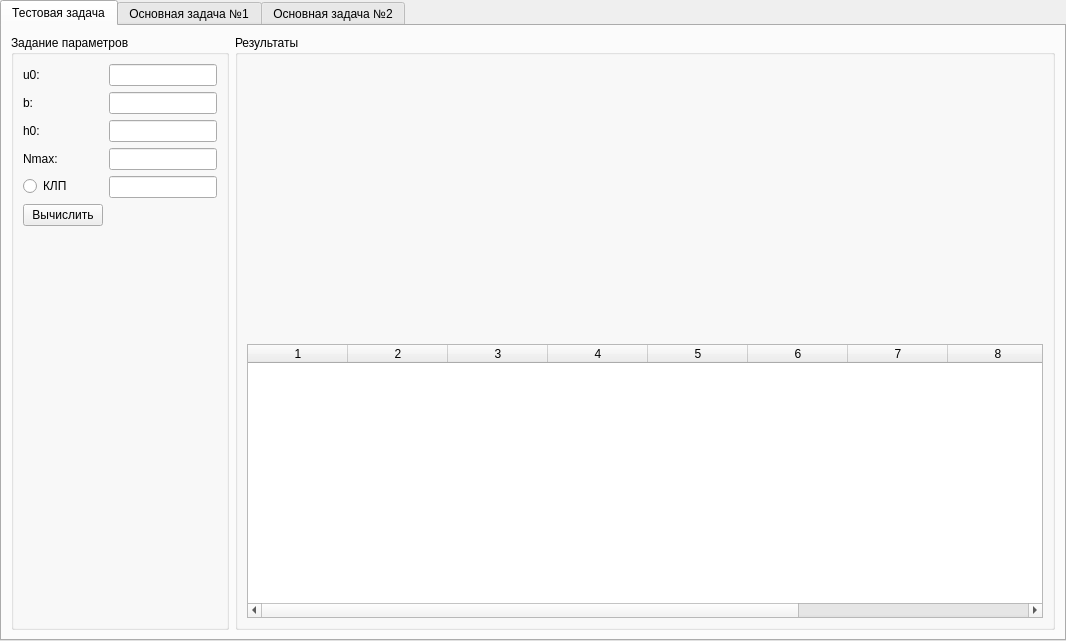
Before: the Qt Designer form NumMethLab1/app/mainwindow.ui in oleg-w570/NumericalMethods, drawn with Qt 5.
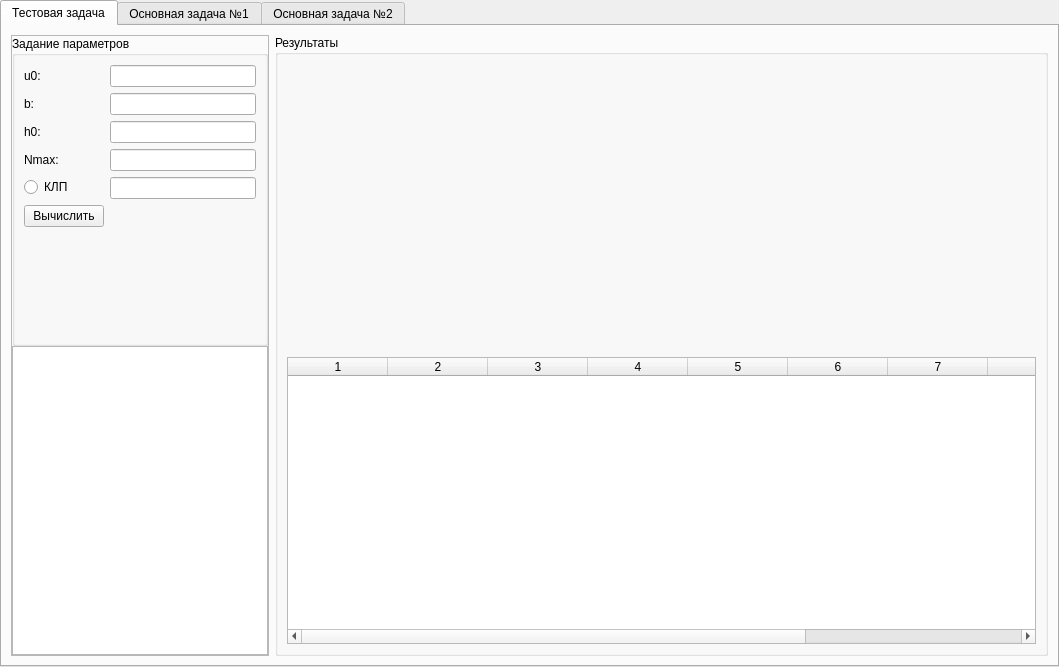
After: the same form once the commit is applied. Custom widgets are drawn as their Qt base class.

```diff
--- a/NumMethLab1/app/mainwindow.ui
+++ b/NumMethLab1/app/mainwindow.ui
@@ -6,8 +6,8 @@
    <rect>
     <x>0</x>
     <y>0</y>
-    <width>1066</width>
-    <height>641</height>
+    <width>1059</width>
+    <height>667</height>
    </rect>
   </property>
   <property name="windowTitle">
@@ -41,9 +41,42 @@
        </attribute>
        <layout class="QHBoxLayout" name="horizontalLayout">
         <item>
+         <widget class="QFrame" name="frame">
+          <property name="sizePolicy">
+           <sizepolicy hsizetype="Fixed" vsizetype="Preferred">
+            <horstretch>0</horstretch>
+            <verstretch>0</verstretch>
+           </sizepolicy>
+          </property>
+          <property name="frameShape">
+           <enum>QFrame::StyledPanel</enum>
+          </property>
+          <property name="frameShadow">
+           <enum>QFrame::Raised</enum>
+          </property>
+          <layout class="QVBoxLayout" name="verticalLayout_6">
+           <property name="spacing">
+            <number>0</number>
+           </property>
+           <property name="sizeConstraint">
+            <enum>QLayout::SetDefaultConstraint</enum>
+           </property>
+           <property name="leftMargin">
+            <number>0</number>
+           </property>
+           <property name="topMargin">
+            <number>0</number>
+           </property>
+           <property name="rightMargin">
+            <number>0</number>
+           </property>
+           <property name="bottomMargin">
+            <number>0</number>
+           </property>
+           <item>
          <widget class="QGroupBox" name="groupBox">
           <property name="sizePolicy">
-           <sizepolicy hsizetype="Fixed" vsizetype="Preferred">
+              <sizepolicy hsizetype="Preferred" vsizetype="Preferred">
             <horstretch>0</horstretch>
             <verstretch>0</verstretch>
            </sizepolicy>
@@ -62,7 +95,7 @@
            <item row="0" column="1">
             <widget class="QLineEdit" name="lineEditTestU0">
              <property name="sizePolicy">
-              <sizepolicy hsizetype="Fixed" vsizetype="Fixed">
+                 <sizepolicy hsizetype="Preferred" vsizetype="Fixed">
                <horstretch>0</horstretch>
                <verstretch>0</verstretch>
               </sizepolicy>
@@ -79,7 +112,7 @@
            <item row="1" column="1">
             <widget class="QLineEdit" name="lineEditTestB">
              <property name="sizePolicy">
-              <sizepolicy hsizetype="Fixed" vsizetype="Fixed">
+                 <sizepolicy hsizetype="Preferred" vsizetype="Fixed">
                <horstretch>0</horstretch>
                <verstretch>0</verstretch>
               </sizepolicy>
@@ -96,7 +129,7 @@
            <item row="2" column="1">
             <widget class="QLineEdit" name="lineEditTestH0">
              <property name="sizePolicy">
-              <sizepolicy hsizetype="Fixed" vsizetype="Fixed">
+                 <sizepolicy hsizetype="Preferred" vsizetype="Fixed">
                <horstretch>0</horstretch>
                <verstretch>0</verstretch>
               </sizepolicy>
@@ -113,7 +146,7 @@
            <item row="3" column="1">
             <widget class="QLineEdit" name="lineEditTestN">
              <property name="sizePolicy">
-              <sizepolicy hsizetype="Fixed" vsizetype="Fixed">
+                 <sizepolicy hsizetype="Preferred" vsizetype="Fixed">
                <horstretch>0</horstretch>
                <verstretch>0</verstretch>
               </sizepolicy>
@@ -130,7 +163,7 @@
            <item row="4" column="1">
             <widget class="QLineEdit" name="lineEditTestLP">
              <property name="sizePolicy">
-              <sizepolicy hsizetype="Fixed" vsizetype="Fixed">
+                 <sizepolicy hsizetype="Preferred" vsizetype="Fixed">
                <horstretch>0</horstretch>
                <verstretch>0</verstretch>
               </sizepolicy>
@@ -161,6 +194,25 @@
          </widget>
         </item>
         <item>
+            <widget class="QTextBrowser" name="textBrowserTest">
+             <property name="sizePolicy">
+              <sizepolicy hsizetype="Preferred" vsizetype="Expanding">
+               <horstretch>0</horstretch>
+               <verstretch>0</verstretch>
+              </sizepolicy>
+             </property>
+             <property name="frameShape">
+              <enum>QFrame::StyledPanel</enum>
+             </property>
+             <property name="frameShadow">
+              <enum>QFrame::Sunken</enum>
+             </property>
+            </widget>
+           </item>
+          </layout>
+         </widget>
+        </item>
+        <item>
          <widget class="QGroupBox" name="groupBox_2">
           <property name="title">
            <string>Результаты</string>
```
Left out of the diff: 76 changed lines with no effect on the pictures. Lines whose indentation alone changed are shown as unchanged.
